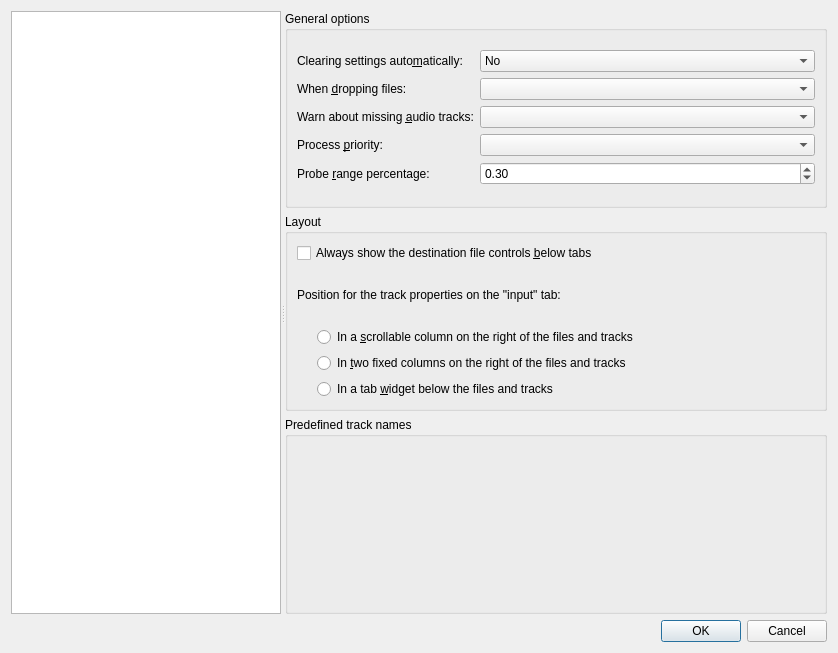
The window that src/mkvtoolnix-gui/forms/main_window/preferences_dialog.ui (jpsdr/MKVToolnix-Windows-7) describes before a commit, drawn with Qt 5.
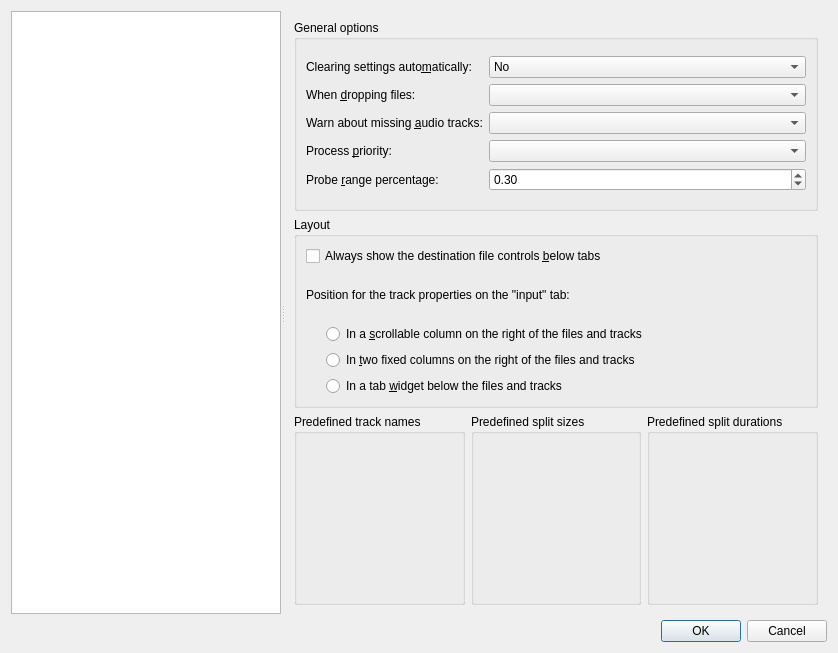
The same window after the commit. The open tabs and pages were chosen to show the change. Icons and pictures are not drawn. Custom widgets are drawn as their Qt base class.

Commit message: GUI: mux: allow customization of predefined split sizes

```diff
--- a/src/mkvtoolnix-gui/forms/main_window/preferences_dialog.ui
+++ b/src/mkvtoolnix-gui/forms/main_window/preferences_dialog.ui
@@ -329,19 +329,7 @@
        </layout>
       </widget>
       <widget class="QWidget" name="pMergeGeneral">
-       <layout class="QVBoxLayout" name="verticalLayout_22">
-        <property name="leftMargin">
-         <number>0</number>
-        </property>
-        <property name="topMargin">
-         <number>0</number>
-        </property>
-        <property name="rightMargin">
-         <number>0</number>
-        </property>
-        <property name="bottomMargin">
-         <number>0</number>
-        </property>
+       <layout class="QVBoxLayout" name="verticalLayout_37">
         <item>
          <widget class="QGroupBox" name="groupBox_3">
           <property name="title">
@@ -549,6 +537,8 @@
          </widget>
         </item>
         <item>
+         <layout class="QHBoxLayout" name="horizontalLayout_14">
+          <item>
          <widget class="QGroupBox" name="gpMPredefinedTrackNames">
           <property name="title">
            <string>Predefined track names</string>
@@ -559,6 +549,32 @@
            </item>
           </layout>
          </widget>
+          </item>
+          <item>
+           <widget class="QGroupBox" name="gbMPredefinedSplitSizes">
+            <property name="title">
+             <string>Predefined split sizes</string>
+            </property>
+            <layout class="QVBoxLayout" name="verticalLayout_22">
+             <item>
+              <widget class="mtx::gui::Util::StringListConfigurationWidget" name="lwMPredefinedSplitSizes" native="true"/>
+             </item>
+            </layout>
+           </widget>
+          </item>
+          <item>
+           <widget class="QGroupBox" name="gbMPredefinedSplitDurations">
+            <property name="title">
+             <string>Predefined split durations</string>
+            </property>
+            <layout class="QVBoxLayout" name="verticalLayout_38">
+             <item>
+              <widget class="mtx::gui::Util::StringListConfigurationWidget" name="lwMPredefinedSplitDurations" native="true"/>
+             </item>
+            </layout>
+           </widget>
+          </item>
+         </layout>
         </item>
        </layout>
       </widget>
```
Lines whose indentation alone changed are shown as unchanged. The commit also changes 6 other files.
